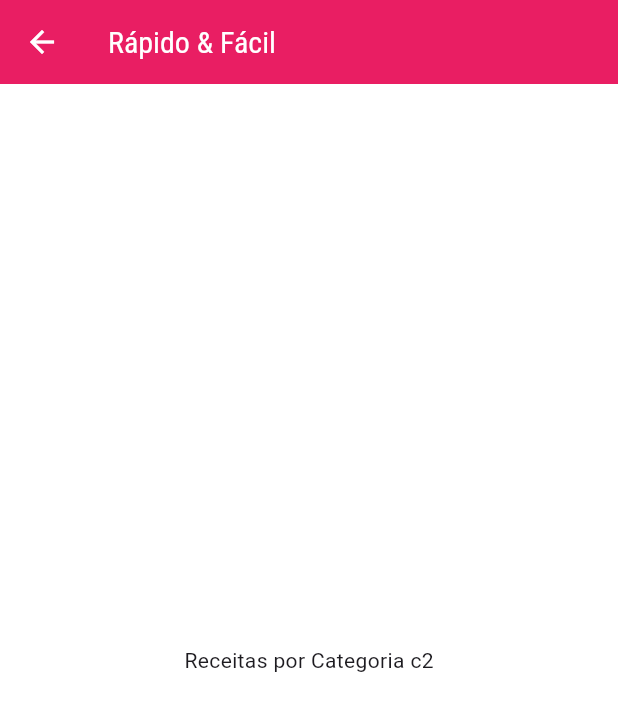
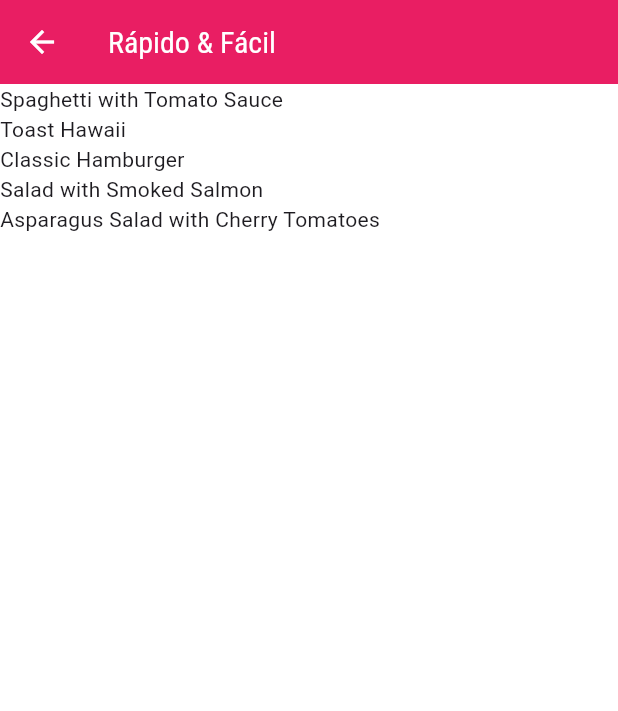
Before and after one commit to Victor-Valedev/meals-app, a Flutter app: the screen it shows after launch, after a tap on "Rápido & Fácil", on a phone screen of 412 x 824 dp. Shown: the top 711 px of the screen. Run offline on Flutter 3.47's test engine with Material 3 defaults, Android fonts, the phone set to English and light mode, and no system bars.

Commit message:
feat: seleciona refeições por categoria

```diff
--- a/lib/data/dummy_data.dart
+++ b/lib/data/dummy_data.dart
@@ -3,7 +3,7 @@ import 'package:mealsapp/models/meal.dart';
 
 import '../models/category.dart';
 
-const DUMMY_CATEGORIES = [
+const dummyCategories = [
   Category(
     id: 'c1',
     title: 'Italiano',
--- a/lib/main.dart
+++ b/lib/main.dart
@@ -30,7 +30,6 @@ class MyApp extends StatelessWidget {
           foregroundColor: Colors.white,
         ),
       ),
-      home: CategoriesScreen(),
       routes: {
         AppRoutes.HOME: (ctx) => CategoriesScreen(),
         AppRoutes.CATEGORIES_MEALS: (ctx) => CategoriesMealsScreen(),
--- a/lib/screens/categories_meals_screen.dart
+++ b/lib/screens/categories_meals_screen.dart
@@ -1,4 +1,5 @@
 import 'package:flutter/material.dart';
+import 'package:mealsapp/data/dummy_data.dart';
 import 'package:mealsapp/models/category.dart';
 
 class CategoriesMealsScreen extends StatelessWidget {
@@ -6,9 +7,19 @@ class CategoriesMealsScreen extends StatelessWidget {
   Widget build(BuildContext context) {
     final category = ModalRoute.of(context)!.settings.arguments as Category;
 
+    final categoryMeals =
+        dummyMeals.where((meal) {
+          return meal.categories.contains(category.id);
+        }).toList();
+
     return Scaffold(
       appBar: AppBar(title: Text(category.title)),
-      body: Center(child: Text('Receitas por Categoria ${category.id}')),
+      body: ListView.builder(
+        itemCount: categoryMeals.length,
+        itemBuilder: (ctx, index) {
+          return Text(categoryMeals[index].title);
+        },
+      ),
     );
   }
 }
--- a/lib/screens/categories_screen.dart
+++ b/lib/screens/categories_screen.dart
@@ -18,7 +18,7 @@ class CategoriesScreen extends StatelessWidget {
           crossAxisSpacing: 20,
           mainAxisSpacing: 20,
         ),
-        children: DUMMY_CATEGORIES.map((cat){
+        children: dummyCategories.map((cat){
           return CategoryItem(cat);
         }).toList(),
       ),
```
